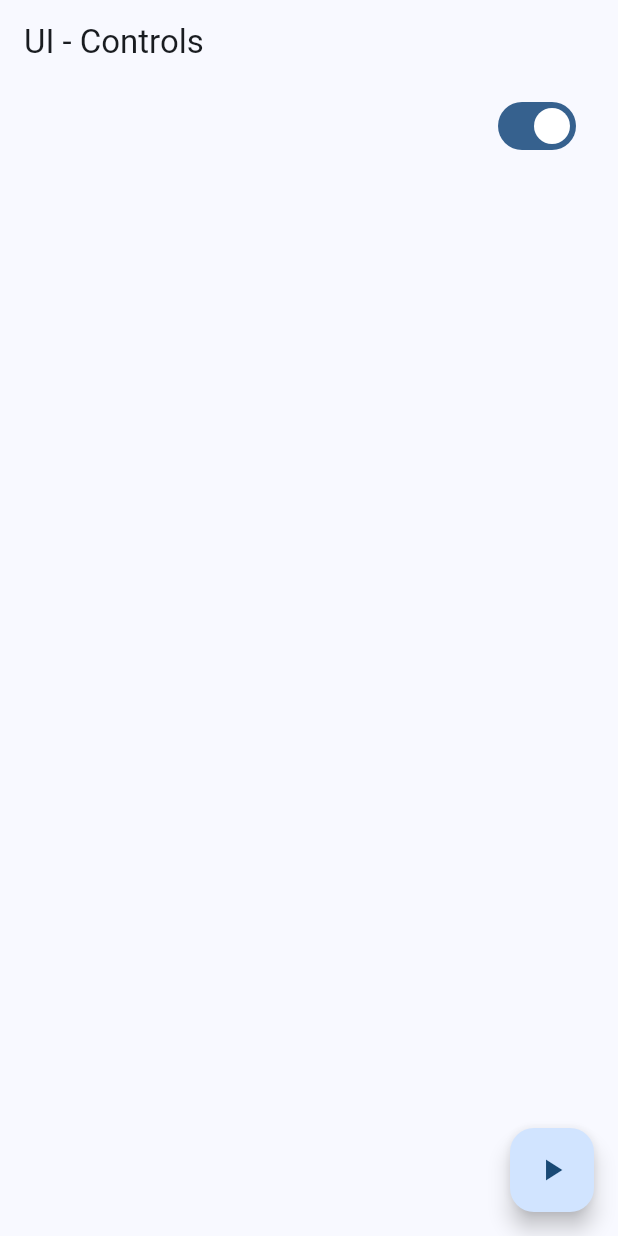
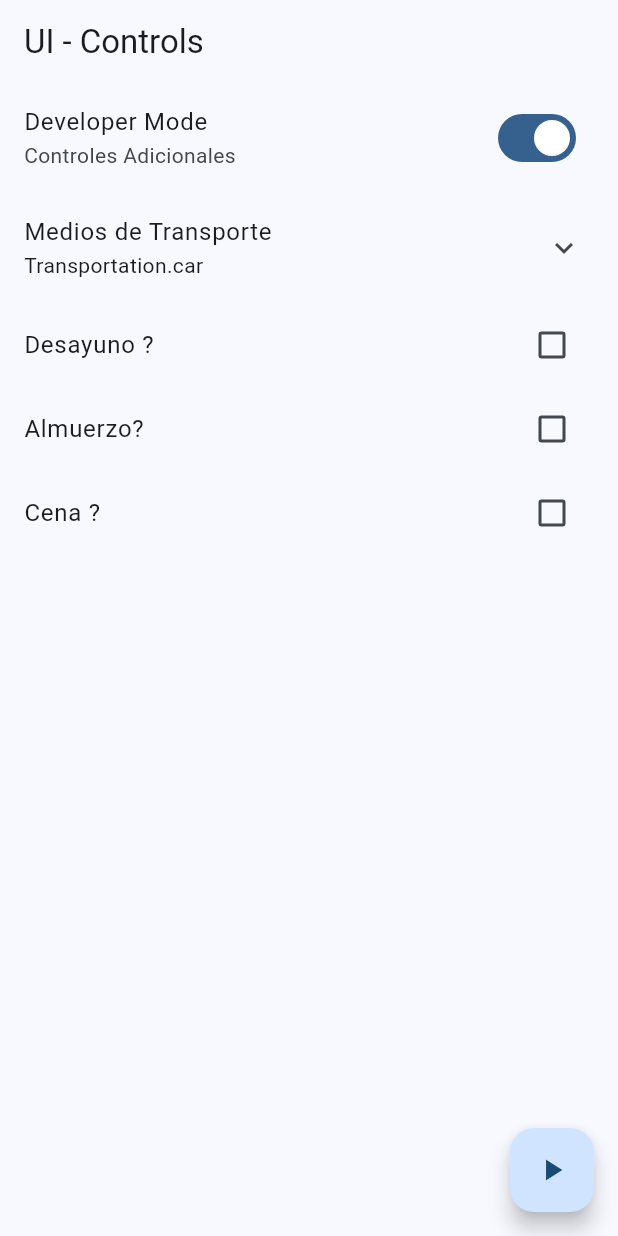
Before and after one commit to guenga1968/widgets_app, a Flutter app: the UiControlsScreen screen opened by its route, on a phone screen of 412 x 824 dp. Run offline on Flutter 3.47's test engine with Material 2 defaults, Android fonts, the phone set to English and light mode, and no system bars; our stand-ins replace go_router.

Commit message:
ui controls

```diff
--- a/lib/presentation/screens/ui_controls/ui_controls_screen.dart
+++ b/lib/presentation/screens/ui_controls/ui_controls_screen.dart
@@ -1,8 +1,7 @@
 import 'package:flutter/material.dart';
 
 class UiControlsScreen extends StatelessWidget {
-
-  static const String name ='ui_controls_screen';
+  static const String name = 'ui_controls_screen';
 
   const UiControlsScreen({super.key});
 
@@ -13,13 +12,29 @@ class UiControlsScreen extends StatelessWidget {
         title: const Text('UI - Controls'),
       ),
       body: const _UiControlsView(),
-      floatingActionButton: FloatingActionButton(onPressed: (){},child:const Icon(Icons.play_arrow),),
+      floatingActionButton: FloatingActionButton(
+        onPressed: () {},
+        child: const Icon(Icons.play_arrow),
+      ),
     );
   }
 }
 
-class _UiControlsView extends StatelessWidget {
+class _UiControlsView extends StatefulWidget {
   const _UiControlsView();
+
+  @override
+  State<_UiControlsView> createState() => _UiControlsViewState();
+}
+
+enum Transportation { car, bus, train, plane, boat }
+
+class _UiControlsViewState extends State<_UiControlsView> {
+  bool isDeveloper = true;
+  Transportation selectedTransport = Transportation.car;
+  bool wantsCena = false;
+  bool wantsDesayuno = false;
+  bool wantsAlmuerzo = false;
 
   @override
   Widget build(BuildContext context) {
@@ -27,10 +42,76 @@ class _UiControlsView extends StatelessWidget {
       physics: const ClampingScrollPhysics(),
       children: [
         SwitchListTile(
-          title: Text(''),
-          value: true, onChanged: (value) {
-
-        },),
+          title: const Text('Developer Mode'),
+          subtitle: const Text('Controles Adicionales'),
+          value: isDeveloper,
+          onChanged: (value) => setState(() {
+            isDeveloper = !isDeveloper;
+          }),
+        ),
+        ExpansionTile(
+          title: const Text('Medios de Transporte'),
+          subtitle: Text('$selectedTransport'),
+          children: [
+            RadioListTile(
+              title: const Text('By Car'),
+              subtitle: const Text('Viajar en auto'),
+              value: Transportation.car,
+              groupValue: selectedTransport,
+              onChanged: (value) => setState(() {
+                selectedTransport = Transportation.car;
+              }),
+            ),
+            RadioListTile(
+              title: const Text('By Bus'),
+              subtitle: const Text('Viajar en colectivo'),
+              value: Transportation.bus,
+              groupValue: selectedTransport,
+              onChanged: (value) => setState(() {
+                selectedTransport = Transportation.bus;
+              }),
+            ),
+            RadioListTile(
+              title: const Text('By Train'),
+              subtitle: const Text('Viajar en tren'),
+              value: Transportation.train,
+              groupValue: selectedTransport,
+              onChanged: (value) => setState(() {
+                selectedTransport = Transportation.train;
+              }),
+            ),
+            RadioListTile(
+              title: const Text('By Plane'),
+              subtitle: const Text('Viajar en avión'),
+              value: Transportation.plane,
+              groupValue: selectedTransport,
+              onChanged: (value) => setState(() {
+                selectedTransport = Transportation.plane;
+              }),
+            ),
+          ],
+        ),
+        CheckboxListTile(
+          title: const Text('Desayuno ?'),
+          value: wantsDesayuno,
+          onChanged: (value) => setState(() {
+            wantsDesayuno = !wantsDesayuno;
+          }),
+        ),
+        CheckboxListTile(
+          title: const Text('Almuerzo?'),
+          value: wantsAlmuerzo,
+          onChanged: (value) => setState(() {
+            wantsAlmuerzo = !wantsAlmuerzo;
+          }),
+        ),
+        CheckboxListTile(
+          title: const Text('Cena ?'),
+          value: wantsCena,
+          onChanged: (value) => setState(() {
+            wantsCena = !wantsCena;
+          }),
+        ),
       ],
     );
   }
```
